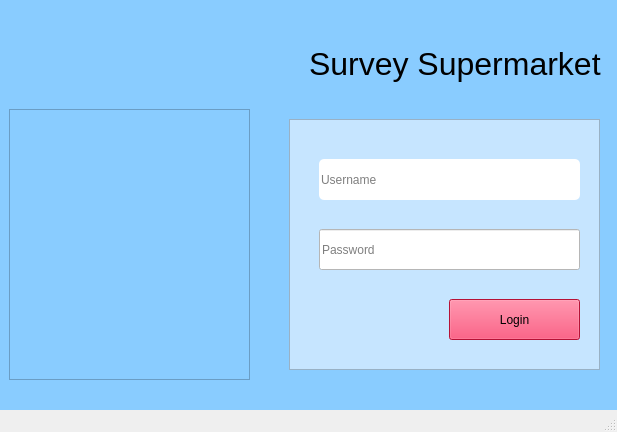
This is loginSurvey.ui in Fadlian17/Python-QtDesigner as Qt 5 draws it before an edit. The edited form follows.
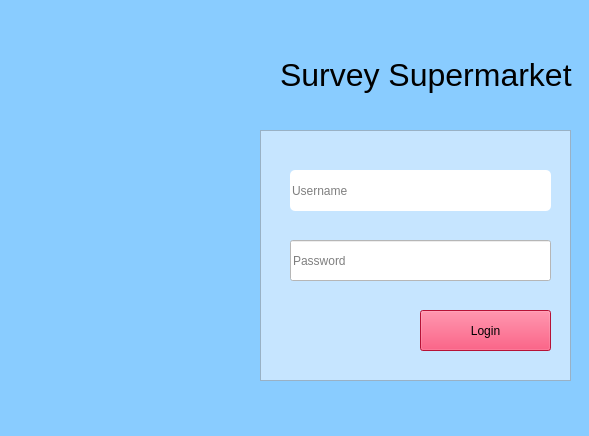
This is the edited form. Icons and pictures are not drawn.

What changed in the file:
```diff
--- a/loginSurvey.ui
+++ b/loginSurvey.ui
@@ -1,47 +1,26 @@
 <?xml version="1.0" encoding="UTF-8"?>
 <ui version="4.0">
- <class>MainWindow</class>
- <widget class="QMainWindow" name="MainWindow">
+ <class>Form</class>
+ <widget class="QWidget" name="Form">
   <property name="geometry">
    <rect>
     <x>0</x>
     <y>0</y>
-    <width>617</width>
-    <height>432</height>
+    <width>589</width>
+    <height>436</height>
    </rect>
   </property>
-  <property name="font">
-   <font>
-    <pointsize>10</pointsize>
-   </font>
-  </property>
   <property name="windowTitle">
-   <string>MainWindow</string>
-  </property>
-  <widget class="QWidget" name="centralwidget">
-   <widget class="QFrame" name="frame">
-    <property name="geometry">
-     <rect>
-      <x>-1</x>
-      <y>-1</y>
-      <width>681</width>
-      <height>431</height>
-     </rect>
+   <string>Form</string>
     </property>
     <property name="styleSheet">
      <string notr="true">background-color: rgb(137, 204, 255);</string>
     </property>
-    <property name="frameShape">
-     <enum>QFrame::StyledPanel</enum>
-    </property>
-    <property name="frameShadow">
-     <enum>QFrame::Raised</enum>
-    </property>
     <widget class="QLabel" name="label">
      <property name="geometry">
       <rect>
-       <x>310</x>
-       <y>40</y>
+     <x>280</x>
+     <y>50</y>
        <width>301</width>
        <height>51</height>
       </rect>
@@ -53,30 +32,11 @@
       <string>&lt;html&gt;&lt;head/&gt;&lt;body&gt;&lt;p&gt;&lt;span style=&quot; font-size:24pt;&quot;&gt;Survey Supermarket&lt;/span&gt;&lt;/p&gt;&lt;/body&gt;&lt;/html&gt;</string>
      </property>
     </widget>
-    <widget class="QFrame" name="frame_2">
-     <property name="geometry">
-      <rect>
-       <x>10</x>
-       <y>110</y>
-       <width>241</width>
-       <height>271</height>
-      </rect>
-     </property>
-     <property name="styleSheet">
-      <string notr="true">image: url(:/surveys/Resources/market.png);</string>
-     </property>
-     <property name="frameShape">
-      <enum>QFrame::StyledPanel</enum>
-     </property>
-     <property name="frameShadow">
-      <enum>QFrame::Raised</enum>
-     </property>
-    </widget>
     <widget class="QFrame" name="frame_3">
      <property name="geometry">
       <rect>
-       <x>290</x>
-       <y>120</y>
+     <x>260</x>
+     <y>130</y>
        <width>311</width>
        <height>251</height>
       </rect>
@@ -159,25 +119,7 @@
       </property>
      </widget>
     </widget>
-    <zorder>frame_3</zorder>
-    <zorder>label</zorder>
-    <zorder>frame_2</zorder>
-   </widget>
-  </widget>
-  <widget class="QMenuBar" name="menubar">
-   <property name="geometry">
-    <rect>
-     <x>0</x>
-     <y>0</y>
-     <width>617</width>
-     <height>23</height>
-    </rect>
-   </property>
-  </widget>
-  <widget class="QStatusBar" name="statusbar"/>
- </widget>
- <resources>
-  <include location="survey.qrc"/>
- </resources>
+ </widget>
+ <resources/>
  <connections/>
 </ui>
```
Left out of the diff: 6 changed lines with no effect on the pictures. Lines whose indentation alone changed are shown as unchanged.
